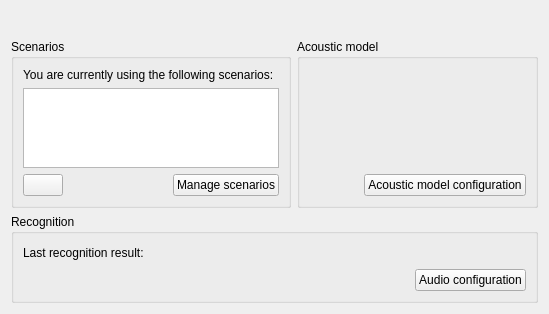
KDE/simon, file simon/src/welcomepage.ui: the form before one commit.
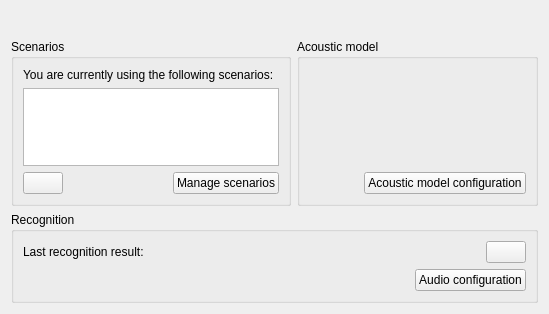
The form after the commit. Custom widgets are drawn as their Qt base class.

Commit message: Activation button on welcome page

Diff of the .ui file:
```diff
--- a/simon/src/welcomepage.ui
+++ b/simon/src/welcomepage.ui
@@ -158,6 +158,13 @@
           </property>
          </spacer>
         </item>
+        <item>
+         <widget class="ActionButton" name="pbActivation">
+          <property name="text">
+           <string/>
+          </property>
+         </widget>
+        </item>
        </layout>
       </item>
       <item>
@@ -195,6 +202,11 @@
    <extends>QPushButton</extends>
    <header>kpushbutton.h</header>
   </customwidget>
+  <customwidget>
+   <class>ActionButton</class>
+   <extends>QPushButton</extends>
+   <header location="global">simonuicomponents/actionbutton.h</header>
+  </customwidget>
  </customwidgets>
  <resources/>
  <connections/>
```
The commit also changes 9 other files.
